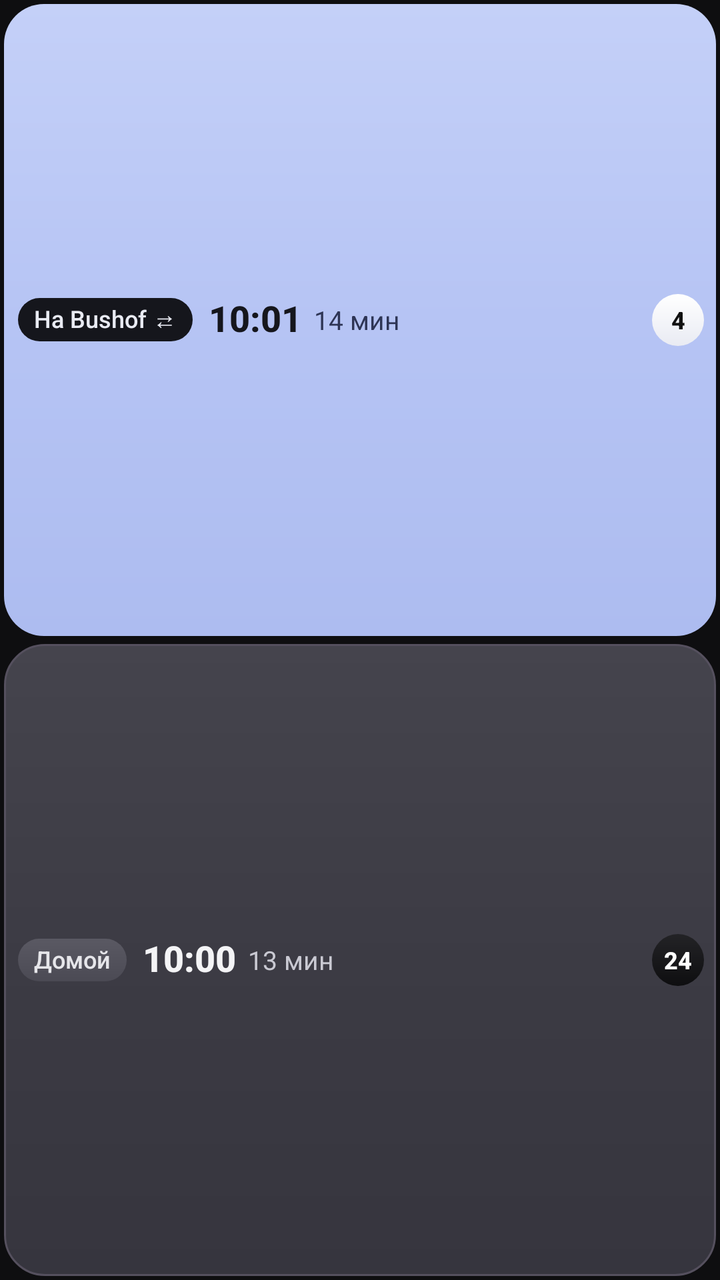
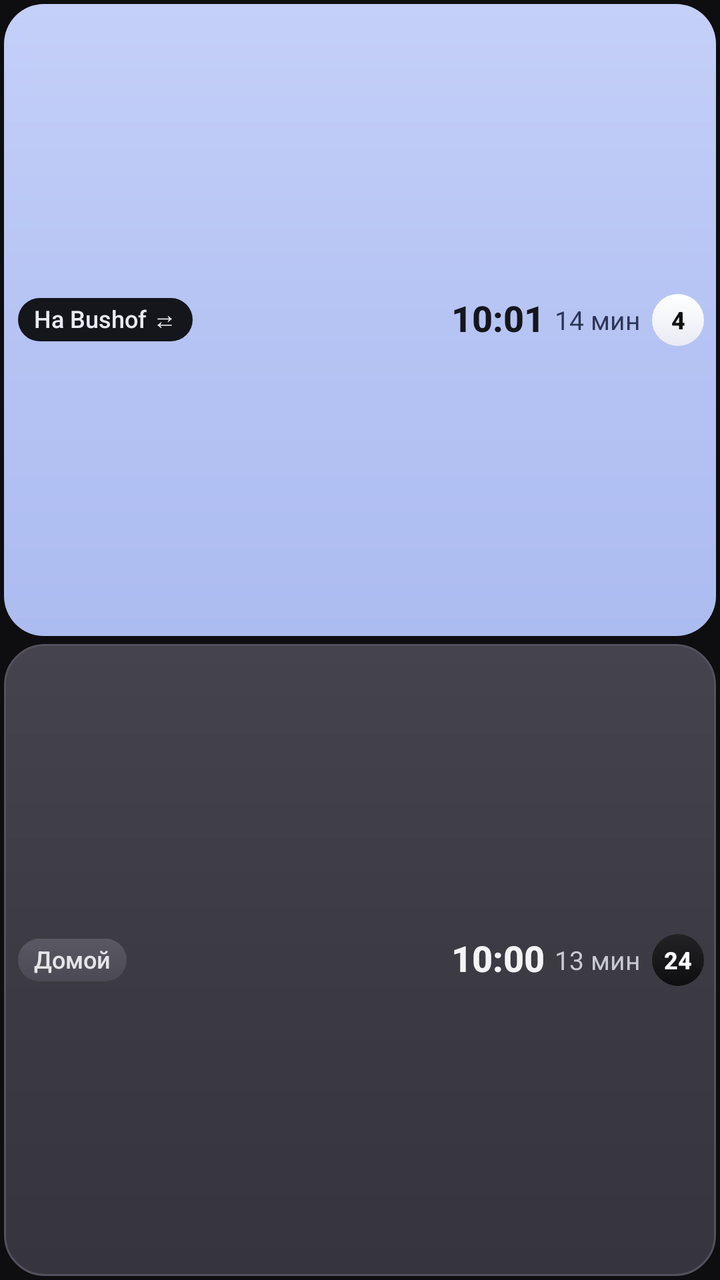

Two renders of the same Android screen: before a commit and after it. Below are the layout's source before the change and the commit's diff.
<!-- AndroidManifest.xml: application theme AppTheme -->
<!-- res/layout/widget_compact.xml -->
<?xml version="1.0" encoding="utf-8"?>
<LinearLayout xmlns:android="http://schemas.android.com/apk/res/android"
    android:id="@+id/cw_root"
    android:layout_width="match_parent"
    android:layout_height="match_parent"
    android:orientation="vertical"
    android:padding="2dp">

    <LinearLayout
        android:layout_width="match_parent"
        android:layout_height="0dp"
        android:layout_weight="1"
        android:background="@drawable/row_front"
        android:gravity="center_vertical"
        android:orientation="horizontal"
        android:paddingStart="7dp"
        android:paddingEnd="6dp">

        <TextView
            android:id="@+id/c0_label"
            android:layout_width="wrap_content"
            android:layout_height="wrap_content"
            android:background="@drawable/pill_ink"
            android:fontFamily="sans-serif-medium"
            android:maxLines="1"
            android:paddingStart="8dp"
            android:paddingTop="2dp"
            android:paddingEnd="8dp"
            android:paddingBottom="3dp"
            android:text="На Bushof ⇄"
            android:textColor="#E9EBF3"
            android:textSize="12sp" />

        <TextView
            android:id="@+id/c0_time"
            android:layout_width="wrap_content"
            android:layout_height="wrap_content"
            android:layout_marginStart="8dp"
            android:fontFamily="sans-serif-medium"
            android:includeFontPadding="false"
            android:maxLines="1"
            android:text="10:01"
            android:textColor="#15161C"
            android:textSize="18sp"
            android:textStyle="bold" />

        <TextView
            android:id="@+id/c0_late"
            android:layout_width="wrap_content"
            android:layout_height="wrap_content"
            android:layout_marginStart="4dp"
            android:background="@drawable/pill_late"
            android:paddingStart="5dp"
            android:paddingEnd="5dp"
            android:text="+2"
            android:textColor="#FFFFFF"
            android:textSize="11sp"
            android:visibility="gone" />

        <TextView
            android:id="@+id/c0_cd"
            android:layout_width="0dp"
            android:layout_height="wrap_content"
            android:layout_weight="1"
            android:layout_marginStart="6dp"
            android:ellipsize="end"
            android:maxLines="1"
            android:text="14 мин"
            android:textColor="#2E3555"
            android:textSize="13sp" />

        <TextView
            android:id="@+id/c0_line"
            android:layout_width="26dp"
            android:layout_height="26dp"
            android:background="@drawable/circle_white"
            android:fontFamily="sans-serif-medium"
            android:gravity="center"
            android:maxLines="1"
            android:text="4"
            android:textColor="#111111"
            android:textSize="12sp"
            android:textStyle="bold" />
    </LinearLayout>

    <LinearLayout
        android:layout_width="match_parent"
        android:layout_height="0dp"
        android:layout_weight="1"
        android:layout_marginTop="4dp"
        android:background="@drawable/row_back"
        android:gravity="center_vertical"
        android:orientation="horizontal"
        android:paddingStart="7dp"
        android:paddingEnd="6dp">

        <TextView
            android:id="@+id/c1_label"
            android:layout_width="wrap_content"
            android:layout_height="wrap_content"
            android:background="@drawable/pill_grey"
            android:fontFamily="sans-serif-medium"
            android:maxLines="1"
            android:paddingStart="8dp"
            android:paddingTop="2dp"
            android:paddingEnd="8dp"
            android:paddingBottom="3dp"
            android:text="Домой"
            android:textColor="#E6E6EA"
            android:textSize="12sp" />

        <TextView
            android:id="@+id/c1_time"
            android:layout_width="wrap_content"
            android:layout_height="wrap_content"
            android:layout_marginStart="8dp"
            android:fontFamily="sans-serif-medium"
            android:includeFontPadding="false"
            android:maxLines="1"
            android:text="10:00"
            android:textColor="#F4F4F6"
            android:textSize="18sp"
            android:textStyle="bold" />

        <TextView
            android:id="@+id/c1_late"
            android:layout_width="wrap_content"
            android:layout_height="wrap_content"
            android:layout_marginStart="4dp"
            android:background="@drawable/pill_late"
            android:paddingStart="5dp"
            android:paddingEnd="5dp"
            android:text="+2"
            android:textColor="#FFFFFF"
            android:textSize="11sp"
            android:visibility="gone" />

        <TextView
            android:id="@+id/c1_cd"
            android:layout_width="0dp"
            android:layout_height="wrap_content"
            android:layout_weight="1"
            android:layout_marginStart="6dp"
            android:ellipsize="end"
            android:maxLines="1"
            android:text="13 мин"
            android:textColor="#C9C9D2"
            android:textSize="13sp" />

        <TextView
            android:id="@+id/c1_line"
            android:layout_width="26dp"
            android:layout_height="26dp"
            android:background="@drawable/circle_dark"
            android:fontFamily="sans-serif-medium"
            android:gravity="center"
            android:maxLines="1"
            android:text="24"
            android:textColor="#FFFFFF"
            android:textSize="12sp"
            android:textStyle="bold" />
    </LinearLayout>
</LinearLayout>
<!-- resources referenced by this layout -->
<resources>
  <!-- drawable circle_dark (drawable) -->
  <?xml version="1.0" encoding="utf-8"?>
  <shape xmlns:android="http://schemas.android.com/apk/res/android" android:shape="oval">
      <gradient android:angle="270" android:startColor="#232326" android:endColor="#0E0E10" />
  </shape>
  <!-- drawable circle_white (drawable) -->
  <?xml version="1.0" encoding="utf-8"?>
  <shape xmlns:android="http://schemas.android.com/apk/res/android" android:shape="oval">
      <gradient android:angle="270" android:startColor="#FFFFFF" android:endColor="#E9EBF3" />
  </shape>
  <!-- drawable pill_grey (drawable) -->
  <?xml version="1.0" encoding="utf-8"?>
  <shape xmlns:android="http://schemas.android.com/apk/res/android" android:shape="rectangle">
      <gradient android:angle="270" android:startColor="#5A5963" android:endColor="#4B4A54" />
      <corners android:radius="99dp" />
  </shape>
  <!-- drawable pill_ink (drawable) -->
  <?xml version="1.0" encoding="utf-8"?>
  <shape xmlns:android="http://schemas.android.com/apk/res/android" android:shape="rectangle">
      <solid android:color="#15161C" />
      <corners android:radius="99dp" />
  </shape>
  <!-- drawable pill_late (drawable) -->
  <?xml version="1.0" encoding="utf-8"?>
  <shape xmlns:android="http://schemas.android.com/apk/res/android" android:shape="rectangle">
      <solid android:color="#E5484D" />
      <corners android:radius="99dp" />
  </shape>
  <!-- drawable row_back (drawable) -->
  <?xml version="1.0" encoding="utf-8"?>
  <shape xmlns:android="http://schemas.android.com/apk/res/android" android:shape="rectangle">
      <gradient android:angle="270" android:startColor="#45444D" android:centerColor="#3C3B44" android:endColor="#36353E" />
      <stroke android:width="1dp" android:color="#55505E" />
      <corners android:radius="20dp" />
  </shape>
  <!-- drawable row_front (drawable) -->
  <?xml version="1.0" encoding="utf-8"?>
  <shape xmlns:android="http://schemas.android.com/apk/res/android" android:shape="rectangle">
      <gradient android:angle="270" android:startColor="#C4D0F8" android:centerColor="#B6C4F4" android:endColor="#ADBCF0" />
      <corners android:radius="20dp" />
  </shape>
  <style name="AppTheme" parent="android:Theme.Material.NoActionBar">
          <item name="android:windowBackground">@color/bg</item>
          <item name="android:statusBarColor">@color/bg</item>
          <item name="android:navigationBarColor">@color/bg</item>
          <item name="android:colorAccent">#B9C7F5</item>
      </style>
  <color name="bg">#0E0E10</color>
</resources>

<!-- the commit's change to res/layout/widget_compact.xml (unified diff, before → after) -->
@@ -16,20 +16,28 @@
         android:paddingStart="7dp"
         android:paddingEnd="6dp">
 
-        <TextView
-            android:id="@+id/c0_label"
-            android:layout_width="wrap_content"
+        <LinearLayout
+            android:layout_width="0dp"
             android:layout_height="wrap_content"
-            android:background="@drawable/pill_ink"
-            android:fontFamily="sans-serif-medium"
-            android:maxLines="1"
-            android:paddingStart="8dp"
-            android:paddingTop="2dp"
-            android:paddingEnd="8dp"
-            android:paddingBottom="3dp"
-            android:text="На Bushof ⇄"
-            android:textColor="#E9EBF3"
-            android:textSize="12sp" />
+            android:layout_weight="1"
+            android:orientation="horizontal">
+
+            <TextView
+                android:id="@+id/c0_label"
+                android:layout_width="wrap_content"
+                android:layout_height="wrap_content"
+                android:background="@drawable/pill_ink"
+                android:fontFamily="sans-serif-medium"
+                android:ellipsize="end"
+                android:maxLines="1"
+                android:paddingStart="8dp"
+                android:paddingTop="2dp"
+                android:paddingEnd="8dp"
+                android:paddingBottom="3dp"
+                android:text="На Bushof ⇄"
+                android:textColor="#E9EBF3"
+                android:textSize="12sp" />
+        </LinearLayout>
 
         <TextView
             android:id="@+id/c0_time"
@@ -52,6 +60,7 @@
             android:background="@drawable/pill_late"
             android:paddingStart="5dp"
             android:paddingEnd="5dp"
+            android:maxLines="1"
             android:text="+2"
             android:textColor="#FFFFFF"
             android:textSize="11sp"
@@ -59,11 +68,10 @@
 
         <TextView
             android:id="@+id/c0_cd"
-            android:layout_width="0dp"
+            android:layout_width="wrap_content"
             android:layout_height="wrap_content"
-            android:layout_weight="1"
-            android:layout_marginStart="6dp"
-            android:ellipsize="end"
+            android:layout_marginStart="5dp"
+            android:layout_marginEnd="6dp"
             android:maxLines="1"
             android:text="14 мин"
             android:textColor="#2E3555"
@@ -94,20 +102,28 @@
         android:paddingStart="7dp"
         android:paddingEnd="6dp">
 
-        <TextView
-            android:id="@+id/c1_label"
-            android:layout_width="wrap_content"
+        <LinearLayout
+            android:layout_width="0dp"
             android:layout_height="wrap_content"
-            android:background="@drawable/pill_grey"
-            android:fontFamily="sans-serif-medium"
-            android:maxLines="1"
-            android:paddingStart="8dp"
-            android:paddingTop="2dp"
-            android:paddingEnd="8dp"
-            android:paddingBottom="3dp"
-            android:text="Домой"
-            android:textColor="#E6E6EA"
-            android:textSize="12sp" />
+            android:layout_weight="1"
+            android:orientation="horizontal">
+
+            <TextView
+                android:id="@+id/c1_label"
+                android:layout_width="wrap_content"
+                android:layout_height="wrap_content"
+                android:background="@drawable/pill_grey"
+                android:fontFamily="sans-serif-medium"
+                android:ellipsize="end"
+                android:maxLines="1"
+                android:paddingStart="8dp"
+                android:paddingTop="2dp"
+                android:paddingEnd="8dp"
+                android:paddingBottom="3dp"
+                android:text="Домой"
+                android:textColor="#E6E6EA"
+                android:textSize="12sp" />
+        </LinearLayout>
 
         <TextView
             android:id="@+id/c1_time"
@@ -130,6 +146,7 @@
             android:background="@drawable/pill_late"
             android:paddingStart="5dp"
             android:paddingEnd="5dp"
+            android:maxLines="1"
             android:text="+2"
             android:textColor="#FFFFFF"
             android:textSize="11sp"
@@ -137,11 +154,10 @@
 
         <TextView
             android:id="@+id/c1_cd"
-            android:layout_width="0dp"
+            android:layout_width="wrap_content"
             android:layout_height="wrap_content"
-            android:layout_weight="1"
-            android:layout_marginStart="6dp"
-            android:ellipsize="end"
+            android:layout_marginStart="5dp"
+            android:layout_marginEnd="6dp"
             android:maxLines="1"
             android:text="13 мин"
             android:textColor="#C9C9D2"
